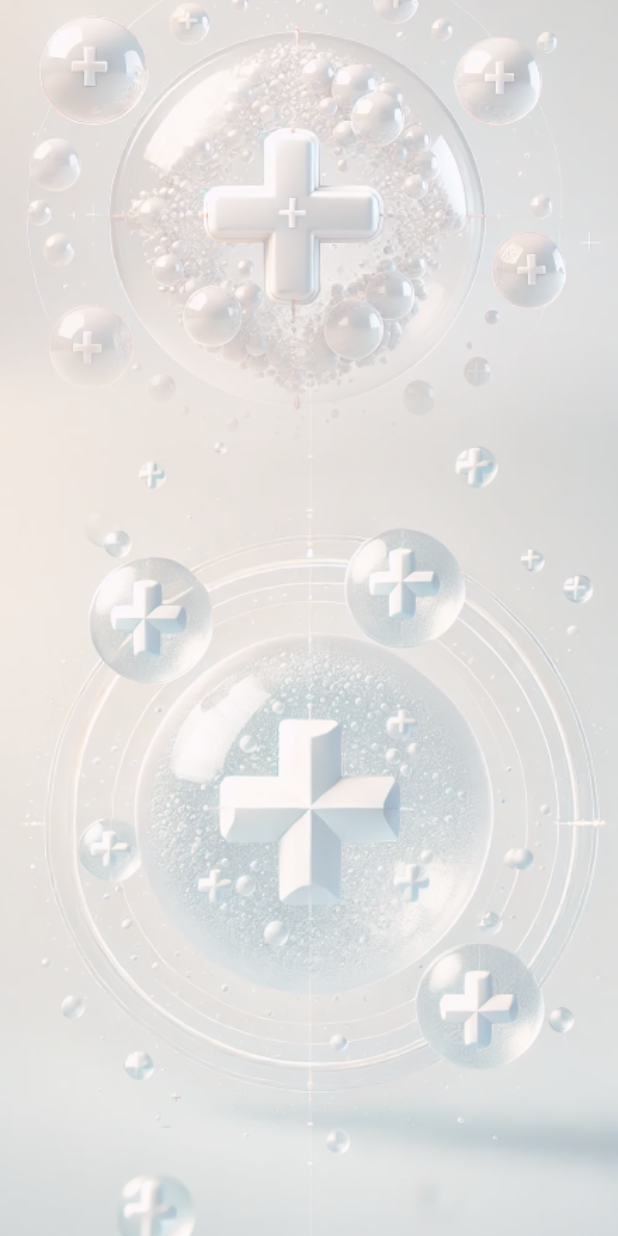
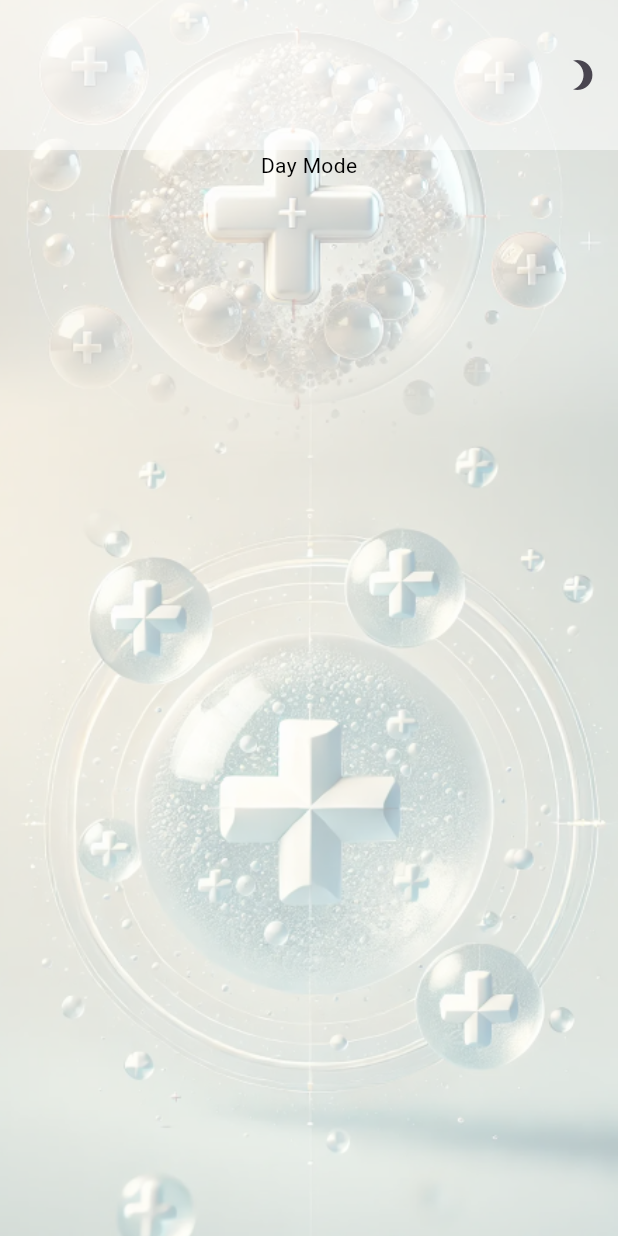
Before and after one commit to johnhcolani/My-Scripture, a Flutter app: the screen it shows after launch, on a phone screen of 412 x 824 dp. Run offline on Flutter 3.47's test engine with Material 3 defaults, Android fonts, the phone set to English and light mode, and no system bars; our stand-ins replace bloc, flutter_bloc, google_fonts.

Commit message:
Added Theme to the app

```diff
--- /dev/null
+++ b/lib/config/theme/presentation/bloc/theme_bloc.dart
@@ -0,0 +1,50 @@
+import 'package:bloc/bloc.dart';
+import 'package:flutter/material.dart';
+import 'package:meta/meta.dart';
+
+part 'theme_event.dart';
+part 'theme_state.dart';
+
+class ThemeBloc extends Bloc<ThemeEvent, ThemeState> {
+  ThemeBloc() : super(ThemeInitial(
+      themeData: dayTheme(),
+      icon: Icons.brightness_3,
+      mode: 'Day'
+  )) {
+    on<ToggleThemeEvent>((event, emit) {
+      final currentState = state as ThemeInitial;
+      // check if it's day or night
+      if (currentState.mode == 'Day') {
+        emit(ThemeInitial(
+            themeData: nightTheme(),
+            icon: Icons.wb_sunny,
+            mode: 'Night'
+        ));
+      } else {
+        emit (ThemeInitial(
+            themeData: dayTheme(),
+            icon: Icons.brightness_3,
+            mode: 'Day'
+        ));
+      }
+    });
+  }
+  //Day Theme
+static ThemeData dayTheme(){
+    return ThemeData(
+      primaryColor: Colors.blue,
+      scaffoldBackgroundColor: Colors.white,
+      brightness: Brightness.light,
+      textTheme: const TextTheme(bodyMedium: TextStyle(color: Colors.black))
+    );
+}
+  // Night Theme
+  static ThemeData nightTheme(){
+    return ThemeData(
+        primaryColor: Colors.black,
+        scaffoldBackgroundColor: Colors.black,
+        brightness: Brightness.dark,
+        textTheme: const TextTheme(bodyMedium: TextStyle(color: Colors.white))
+    );
+  }
+}
--- /dev/null
+++ b/lib/config/theme/presentation/bloc/theme_event.dart
@@ -0,0 +1,6 @@
+part of 'theme_bloc.dart';
+
+@immutable
+abstract class ThemeEvent {}
+
+class ToggleThemeEvent extends ThemeEvent{}
--- /dev/null
+++ b/lib/config/theme/presentation/bloc/theme_state.dart
@@ -0,0 +1,12 @@
+part of 'theme_bloc.dart';
+
+@immutable
+abstract class ThemeState {}
+
+class ThemeInitial extends ThemeState {
+  final ThemeData themeData;
+  final IconData icon;
+  final String mode;
+
+  ThemeInitial({required this.themeData, required this.icon, required this.mode});
+}
--- a/lib/home_screen/home_screen.dart
+++ b/lib/home_screen/home_screen.dart
@@ -1,18 +1,50 @@
 import 'package:flutter/material.dart';
+import 'package:flutter_bloc/flutter_bloc.dart';
+
+import '../config/theme/presentation/bloc/theme_bloc.dart';
 
 class HomeScreen extends StatelessWidget {
   const HomeScreen({super.key});
 
   @override
   Widget build(BuildContext context) {
+    return BlocBuilder<ThemeBloc, ThemeState>(
+      builder: (context, state) {
+        final themeState = state as ThemeInitial;
         return Scaffold(
           body: Container(
             decoration: const BoxDecoration(
                 image: DecorationImage(
                     image: AssetImage('assets/images/app_back.png'),
                     fit: BoxFit.cover)),
-        child: Container(),
+            child: Column(
+              children: [
+                Container(
+                  height: 100,
+                  color: Colors.white.withOpacity(0.5),
+                  child: Row(
+                    mainAxisAlignment: MainAxisAlignment.end,
+                    children: [
+                      IconButton(
+                          onPressed: () {
+                            context.read<ThemeBloc>().add(ToggleThemeEvent());
+                          },
+                          icon: Icon(themeState.icon))
+                    ],
                   ),
+                ),
+                Text(
+                  themeState.mode == 'Day' ? 'Day Mode' : 'Night Mode',
+                  style: TextStyle(
+                      color: themeState.mode == 'Day'
+                          ? Colors.black
+                          : Colors.white),
+                )
+              ],
+            ),
+          ),
+        );
+      },
     );
   }
 }
--- a/lib/main.dart
+++ b/lib/main.dart
@@ -1,7 +1,8 @@
 import 'package:flutter/material.dart';
 import 'package:flutter_bloc/flutter_bloc.dart';
+import 'package:my_scripture/config/theme/presentation/bloc/theme_bloc.dart';
 import 'package:my_scripture/splash_feature/presentation/bloc/splash_bloc.dart';
-import 'package:my_scripture/splash_feature/presentation/splash_screen.dart';
+import 'package:my_scripture/splash_feature/presentation/screens/splash_screen.dart';
 
 void main() {
   runApp(const ScriptureApp());
@@ -17,15 +18,20 @@ class ScriptureApp extends StatelessWidget {
         BlocProvider(
           create: (context) => SplashBloc(),
         ),
-
+        BlocProvider(
+          create: (context) => ThemeBloc(),
+        ),
       ],
-      child: MaterialApp(
-        debugShowCheckedModeBanner: false,
-        title: 'Scripture App',
-        theme: ThemeData(
-          primarySwatch: Colors.blue,
-        ),
-        home: const SplashScreen(),
+      child: BlocBuilder<ThemeBloc, ThemeState>(
+        builder: (context, state) {
+          final themeState = state as ThemeInitial;
+          return MaterialApp(
+            debugShowCheckedModeBanner: false,
+            title: 'Scripture App',
+            theme: themeState.themeData,
+            home: const SplashScreen(),
+          );
+        },
       ),
     );
   }
--- a/lib/splash_feature/presentation/splash_screen.dart
+++ b/lib/splash_feature/presentation/screens/splash_screen.dart
@@ -3,7 +3,7 @@ import 'package:flutter_bloc/flutter_bloc.dart';
 import 'package:google_fonts/google_fonts.dart';
 import 'package:my_scripture/home_screen/home_screen.dart';
 
-import 'bloc/splash_bloc.dart';
+import '../bloc/splash_bloc.dart';
 
 class SplashScreen extends StatefulWidget {
   const SplashScreen({super.key});
```
Lines whose indentation alone changed are shown as unchanged.
